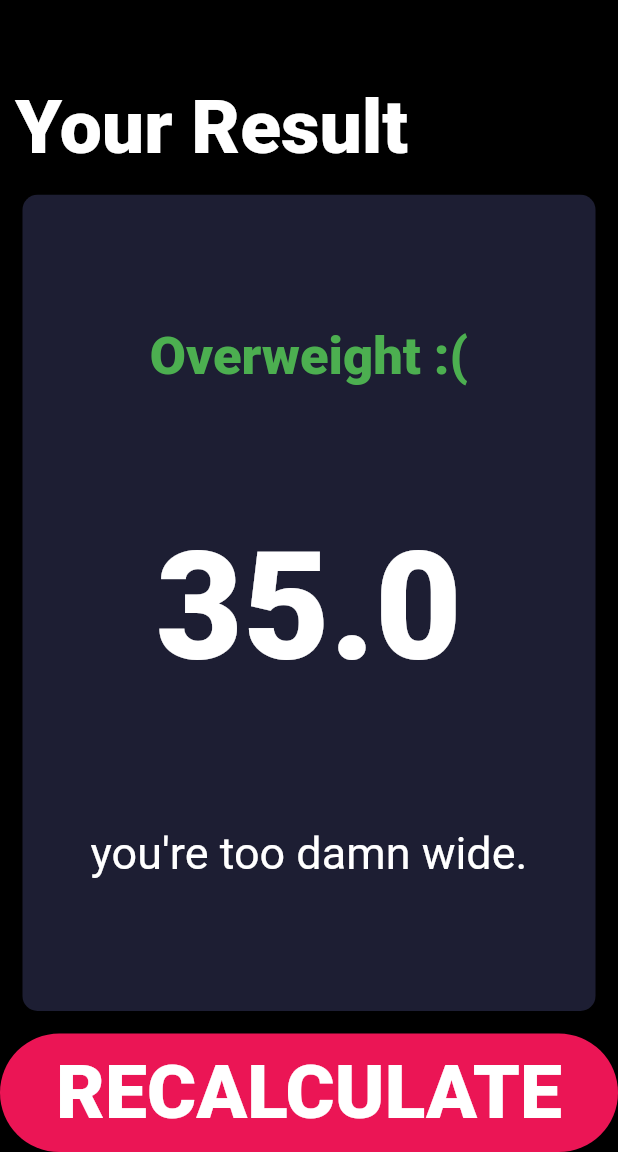
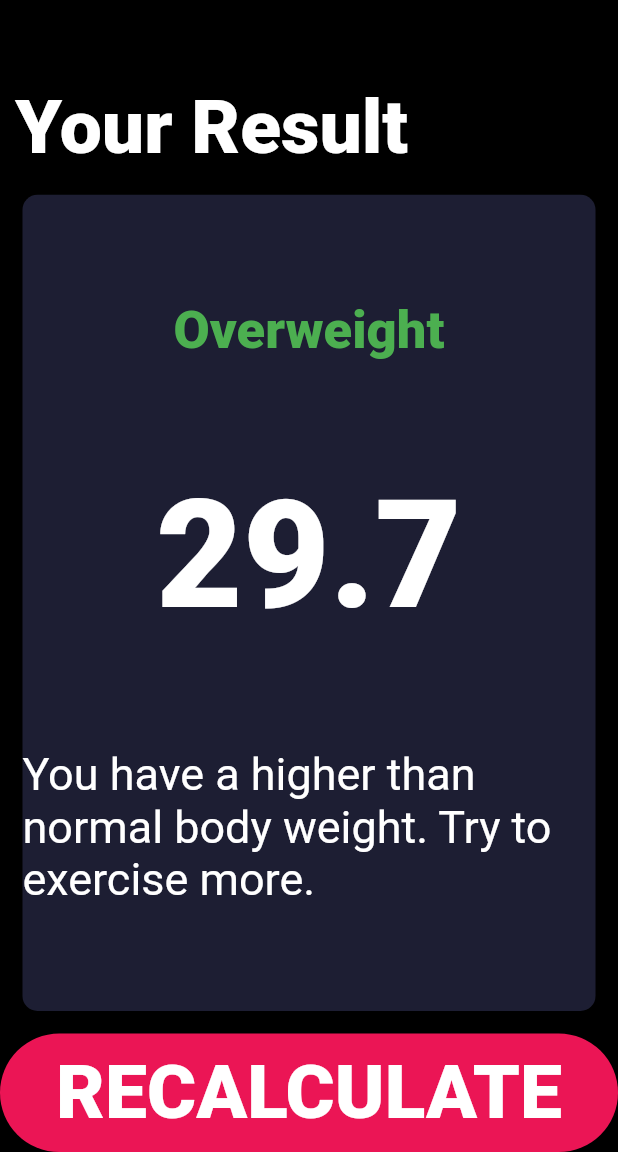
Before and after one commit to CincoCoding/BMI-Calculator, a Flutter app: the screen it shows after launch, after a tap on "CALCULATE", on a phone screen of 412 x 824 dp, the part 84-1236 px from its top. Run offline on Flutter 3.47's test engine with Material 2 defaults, Android fonts, the phone set to English and light mode, and no system bars; our stand-ins replace font_awesome_flutter.

Commit message:
Final BMI Calculator

```diff
--- a/lib/constants.dart
+++ b/lib/constants.dart
@@ -16,10 +16,4 @@ const kBigNumber = TextStyle(
   fontWeight: FontWeight.w900,
 );
 
-var kHeight = 120;
-
-var kWeight = 0;
-
-var kAge = 1;
-
 const double kSizedBoxHeight = 54;
--- /dev/null
+++ b/lib/screens/CalculatorBrain.dart
@@ -0,0 +1,38 @@
+import "dart:math";
+
+import 'package:flutter/cupertino.dart';
+
+class CalculatorBrain {
+  CalculatorBrain({@required this.height, @required this.weight});
+
+  final int height;
+  final int weight;
+
+  double _bmi;
+
+  String calculateBMI() {
+    // pow is for exponentiation
+    _bmi = weight / pow(height / 100, 2);
+    return _bmi.toStringAsFixed(1);
+  }
+
+  String getResult() {
+    if (_bmi >= 25) {
+      return 'Overweight';
+    } else if (_bmi > 18.5) {
+      return 'Normal';
+    } else {
+      return 'Underweight';
+    }
+  }
+
+  String getInterpretation() {
+    if (_bmi >= 25) {
+      return 'You have a higher than normal body weight. Try to exercise more.';
+    } else if (_bmi >= 18.5) {
+      return 'You have a normal body weight. Good job!';
+    } else {
+      return 'You have a lower than normal body weight. You can eat a bit more.';
+    }
+  }
+}
--- a/lib/screens/input_page.dart
+++ b/lib/screens/input_page.dart
@@ -1,3 +1,5 @@
+import 'package:bmi_calculator/screens/CalculatorBrain.dart';
+import 'package:bmi_calculator/screens/results_page.dart';
 import 'package:flutter/material.dart';
 import 'package:font_awesome_flutter/font_awesome_flutter.dart';
 import '../components/reusable_card.dart';
@@ -18,6 +20,9 @@ class InputPage extends StatefulWidget {
 
 class _InputPageState extends State<InputPage> {
   Gender selectedGender;
+  int kAge = 27;
+  int weight = 95;
+  int height = 178;
 
   @override
   Widget build(BuildContext context) {
@@ -84,7 +89,7 @@ class _InputPageState extends State<InputPage> {
                       textBaseline: TextBaseline.alphabetic,
                       children: [
                         Text(
-                          kHeight.toString(),
+                          height.toString(),
                           style: kBigNumber,
                         ),
                         Text("cm", style: kLabelTextStyle),
@@ -102,14 +107,14 @@ class _InputPageState extends State<InputPage> {
                             RoundSliderOverlayShape(overlayRadius: 20),
                       ),
                       child: Slider(
-                        value: kHeight.toDouble(),
+                        value: height.toDouble(),
                         min: 120.0,
                         max: 220.0,
                         // activeColor: Colors.red,
                         inactiveColor: Color(0xFF8D8E98),
                         onChanged: (double newValue) {
                           setState(() {
-                            kHeight = newValue.round();
+                            height = newValue.round();
                           });
                         },
                       ),
@@ -124,16 +129,16 @@ class _InputPageState extends State<InputPage> {
                   Expanded(
                     child: CounterCardTwoButtons(
                       text: "WEIGHT",
-                      textVariable: kWeight.toString(),
+                      textVariable: weight.toString(),
                       onPressed1: () {
                         setState(() {
-                          kWeight--;
+                          weight--;
                         });
                       },
                       icon1: Icon(FontAwesomeIcons.minus),
                       onPressed2: () {
                         setState(() {
-                          kWeight++;
+                          weight++;
                         });
                       },
                       icon2: Icon(FontAwesomeIcons.plus),
@@ -162,7 +167,18 @@ class _InputPageState extends State<InputPage> {
             ),
             GestureDetector(
               onTap: () {
-                Navigator.pushNamed((context), '/results');
+                CalculatorBrain calc =
+                    CalculatorBrain(height: height, weight: weight);
+                Navigator.push(
+                  context,
+                  MaterialPageRoute(
+                    builder: (context) => ResultsPage(
+                      bmiResult: calc.calculateBMI(),
+                      resultText: calc.getResult(),
+                      interpretation: calc.getInterpretation(),
+                    ),
+                  ),
+                );
               },
               child: BottomButton(title: "CALCULATE"),
             )
--- a/lib/screens/results_page.dart
+++ b/lib/screens/results_page.dart
@@ -4,6 +4,12 @@ import '../constants.dart';
 import '../components/BottomButton.dart';
 
 class ResultsPage extends StatelessWidget {
+  ResultsPage({this.bmiResult, this.resultText, this.interpretation});
+
+  final String bmiResult;
+  final String resultText;
+  final String interpretation;
+
   @override
   Widget build(BuildContext context) {
     return Scaffold(
@@ -31,20 +37,20 @@ class ResultsPage extends StatelessWidget {
                   crossAxisAlignment: CrossAxisAlignment.center,
                   children: <Widget>[
                     Text(
-                      "Overweight :(",
+                      resultText,
                       style: kLabelTextStyle.copyWith(
                         color: Colors.green,
                         fontSize: 35,
                       ),
                     ),
                     Text(
-                      "35.0",
+                      bmiResult,
                       style: kBigNumber.copyWith(
                         fontSize: 100,
                       ),
                     ),
                     Text(
-                      "you're too damn wide.",
+                      interpretation,
                       style: kLabelTextStyle.copyWith(
                           color: Colors.white,
                           fontWeight: FontWeight.normal,
```
